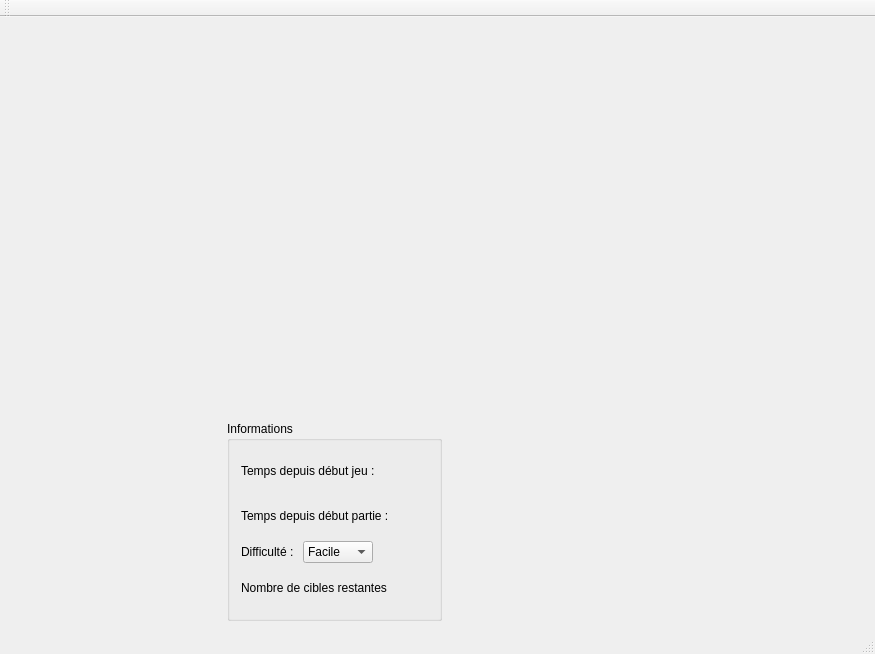
The window that mainwindow.ui (VincentBattu/trebuchet) describes before a commit, drawn with Qt 5.
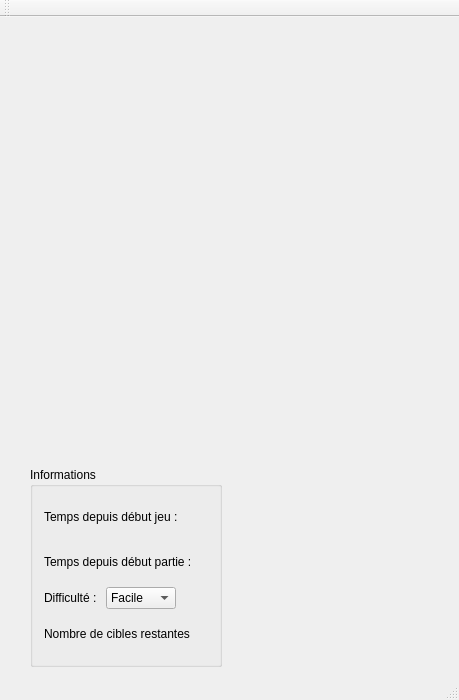
The same window after the commit. Custom widgets are drawn as their Qt base class.

Diff of the .ui file:
```diff
--- a/mainwindow.ui
+++ b/mainwindow.ui
@@ -6,8 +6,8 @@
    <rect>
     <x>0</x>
     <y>0</y>
-    <width>875</width>
-    <height>654</height>
+    <width>459</width>
+    <height>700</height>
    </rect>
   </property>
   <property name="sizePolicy">
```
Left out of the diff: 12 changed lines with no effect on the pictures.
